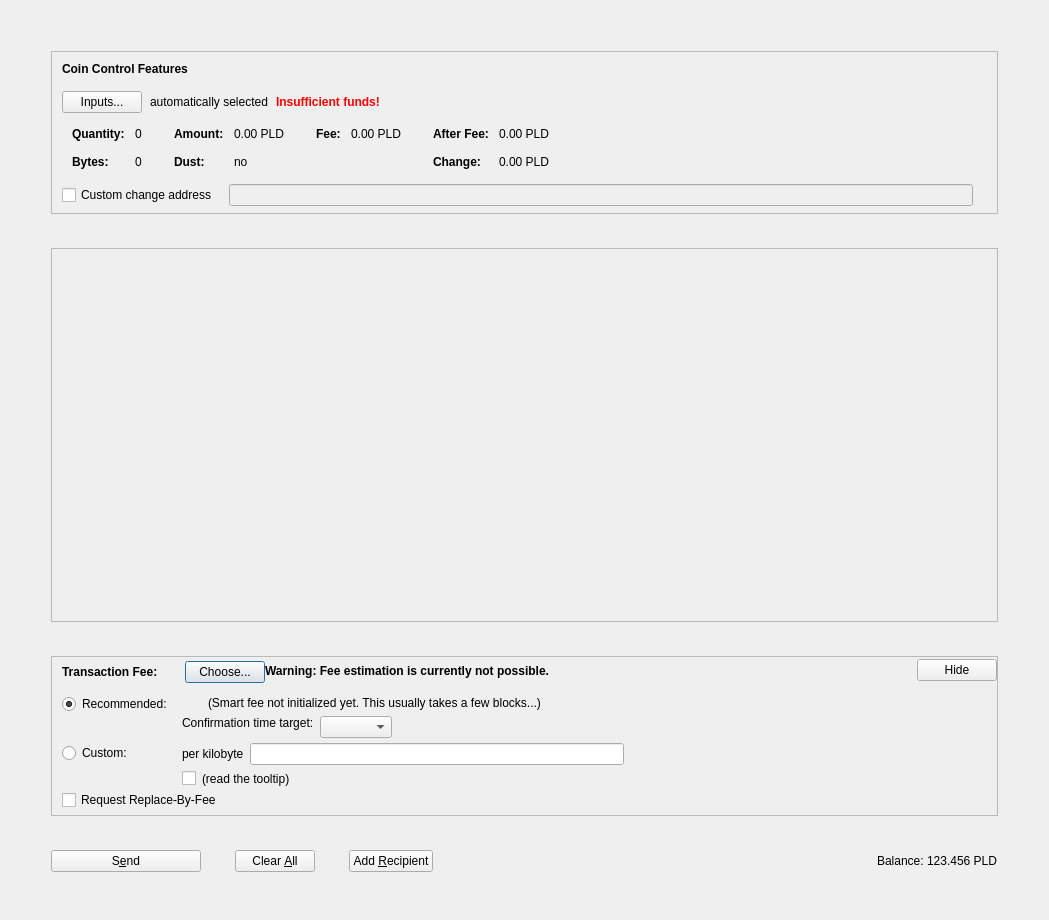
Old version of the form src/qt/forms/sendcoinsdialog.ui in the repository PaladeumBlockchain/Paladeum.
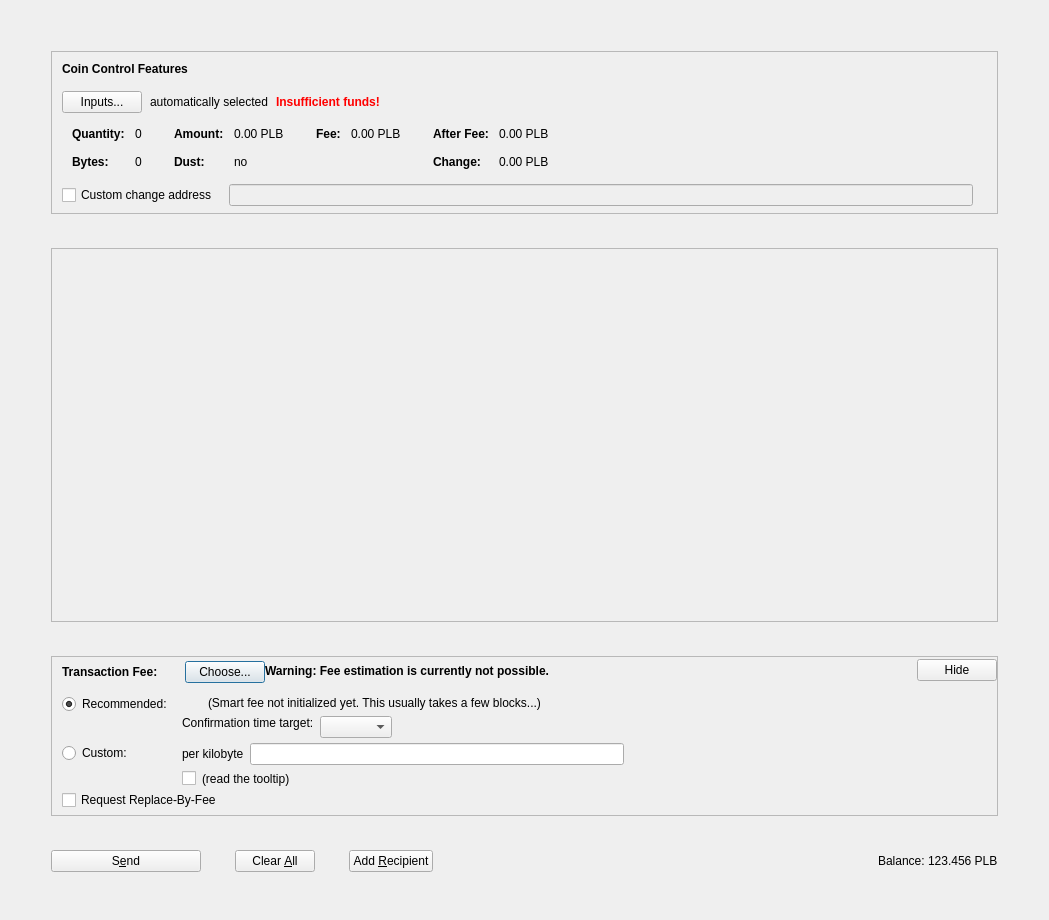
New version of the form. Icons and pictures are not drawn. Custom widgets are drawn as their Qt base class.

Diff of the .ui file:
```diff
--- a/src/qt/forms/sendcoinsdialog.ui
+++ b/src/qt/forms/sendcoinsdialog.ui
@@ -341,7 +341,7 @@
                     <enum>Qt::ActionsContextMenu</enum>
                    </property>
                    <property name="text">
-                    <string notr="true">0.00 PLD</string>
+                    <string notr="true">0.00 PLB</string>
                    </property>
                    <property name="textInteractionFlags">
                     <set>Qt::LinksAccessibleByMouse|Qt::TextSelectableByKeyboard|Qt::TextSelectableByMouse</set>
@@ -421,7 +421,7 @@
                     <enum>Qt::ActionsContextMenu</enum>
                    </property>
                    <property name="text">
-                    <string notr="true">0.00 PLD</string>
+                    <string notr="true">0.00 PLB</string>
                    </property>
                    <property name="textInteractionFlags">
                     <set>Qt::LinksAccessibleByMouse|Qt::TextSelectableByKeyboard|Qt::TextSelectableByMouse</set>
@@ -472,7 +472,7 @@
                     <enum>Qt::ActionsContextMenu</enum>
                    </property>
                    <property name="text">
-                    <string notr="true">0.00 PLD</string>
+                    <string notr="true">0.00 PLB</string>
                    </property>
                    <property name="textInteractionFlags">
                     <set>Qt::LinksAccessibleByMouse|Qt::TextSelectableByKeyboard|Qt::TextSelectableByMouse</set>
@@ -501,7 +501,7 @@
                     <enum>Qt::ActionsContextMenu</enum>
                    </property>
                    <property name="text">
-                    <string notr="true">0.00 PLD</string>
+                    <string notr="true">0.00 PLB</string>
                    </property>
                    <property name="textInteractionFlags">
                     <set>Qt::LinksAccessibleByMouse|Qt::TextSelectableByKeyboard|Qt::TextSelectableByMouse</set>
@@ -1264,7 +1264,7 @@
             <cursorShape>IBeamCursor</cursorShape>
            </property>
            <property name="text">
-            <string notr="true">123.456 PLD</string>
+            <string notr="true">123.456 PLB</string>
            </property>
            <property name="textInteractionFlags">
             <set>Qt::LinksAccessibleByMouse|Qt::TextSelectableByKeyboard|Qt::TextSelectableByMouse</set>
```
